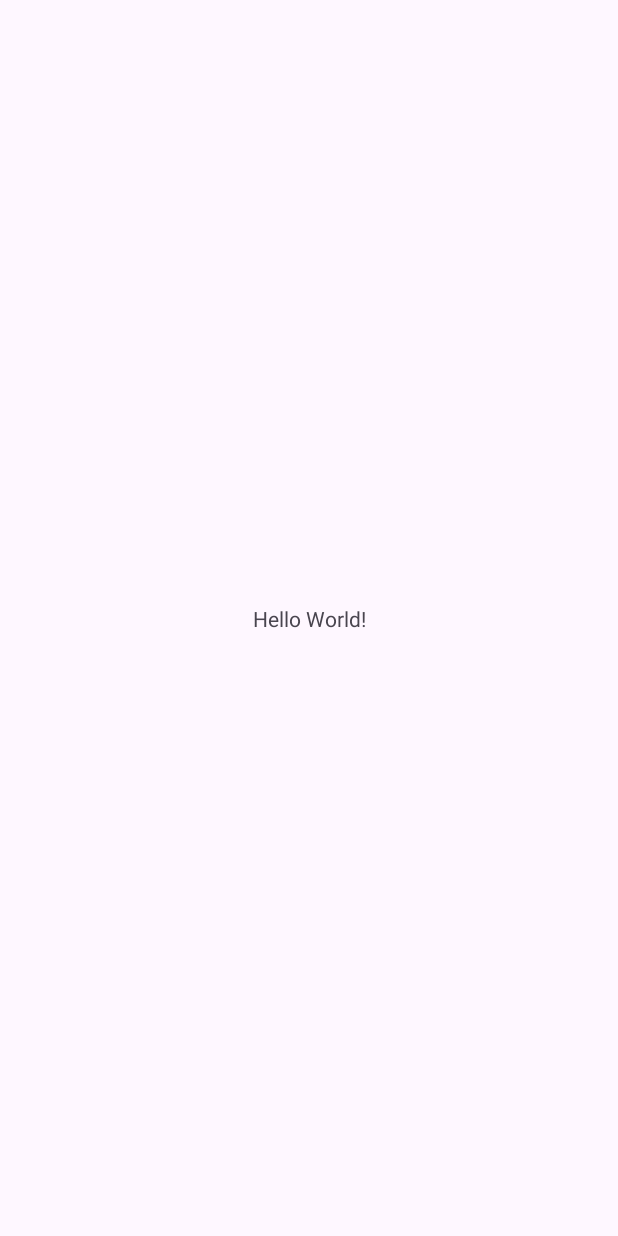
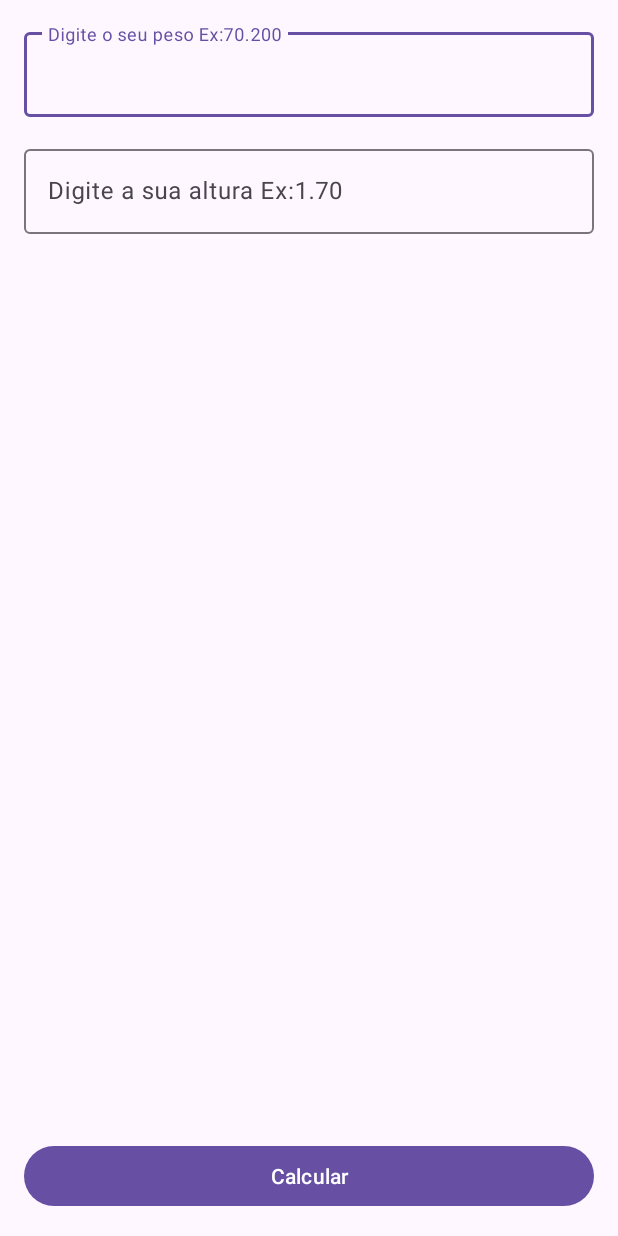
Before and after one commit to juannrodrigues/calculadoraimc, an Android app: the screen it shows after launch (MainActivity), on a phone screen of 412 x 824 dp. Before the commit the screen is almost empty. Run offline under Robolectric (Android 15) with nearby library versions, the phone set to English and light mode, and no system bars.

Commit message:
Tela Inicial editText

```diff
--- a/app/src/main/java/com/comunidadedevspace/imc/MainActivity.kt
+++ b/app/src/main/java/com/comunidadedevspace/imc/MainActivity.kt
@@ -2,10 +2,29 @@ package com.comunidadedevspace.imc
 
 import androidx.appcompat.app.AppCompatActivity
 import android.os.Bundle
+import android.widget.Button
+import com.google.android.material.textfield.TextInputEditText
 
 class MainActivity : AppCompatActivity() {
     override fun onCreate(savedInstanceState: Bundle?) {
         super.onCreate(savedInstanceState)
         setContentView(R.layout.activity_main)
+
+        //Recuperar os componentes EditText
+        // Criar uma variével e associar (=) o componente de UI<EditText>
+        // Recuperar o botão da tela
+
+        val edtPeso = findViewById<TextInputEditText>(R.id.edt_peso)
+        val edtAltura = findViewById<TextInputEditText>(R.id.edt_altura)
+        val btnCalcular = findViewById<Button>(R.id.btn_calcular)
+
+        btnCalcular.setOnClickListener {
+            val peso = edtPeso.text
+            val altura = edtAltura.text
+
+            println("Juan ação do botao" + altura)
+        }
+
+
     }
 }
--- a/app/src/main/res/layout/activity_main.xml
+++ b/app/src/main/res/layout/activity_main.xml
@@ -6,13 +6,48 @@
     android:layout_height="match_parent"
     tools:context=".MainActivity">
 
-    <TextView
-        android:layout_width="wrap_content"
+    <Button
+        android:id="@+id/btn_calcular"
+        android:layout_width="match_parent"
+        android:layout_marginBottom="16dp"
+        android:layout_marginStart="16dp"
+        android:layout_marginEnd="16dp"
         android:layout_height="wrap_content"
-        android:text="Hello World!"
+        android:text="Calcular"
         app:layout_constraintBottom_toBottomOf="parent"
         app:layout_constraintEnd_toEndOf="parent"
+        app:layout_constraintStart_toStartOf="parent" />
+
+    <com.google.android.material.textfield.TextInputLayout
+        android:id="@+id/textInputLayout"
+        android:layout_width="match_parent"
+        android:layout_height="wrap_content"
+        android:layout_margin="16dp"
         app:layout_constraintStart_toStartOf="parent"
-        app:layout_constraintTop_toTopOf="parent" />
+        app:layout_constraintTop_toTopOf="parent">
+
+        <com.google.android.material.textfield.TextInputEditText
+            android:id="@+id/edt_peso"
+            android:layout_width="match_parent"
+            android:layout_height="wrap_content"
+            android:hint="Digite o seu peso Ex:70.200"
+            android:inputType="numberDecimal" />
+    </com.google.android.material.textfield.TextInputLayout>
+
+    <com.google.android.material.textfield.TextInputLayout
+        android:layout_width="match_parent"
+        android:layout_height="wrap_content"
+        android:layout_margin="16dp"
+        app:layout_constraintStart_toStartOf="parent"
+        app:layout_constraintTop_toBottomOf="@+id/textInputLayout">
+
+        <com.google.android.material.textfield.TextInputEditText
+            android:id="@+id/edt_altura"
+            android:layout_width="match_parent"
+            android:layout_height="wrap_content"
+            android:hint="Digite a sua altura Ex:1.70"
+            android:inputType="numberDecimal"/>
+    </com.google.android.material.textfield.TextInputLayout>
+
 
 </androidx.constraintlayout.widget.ConstraintLayout>
```
